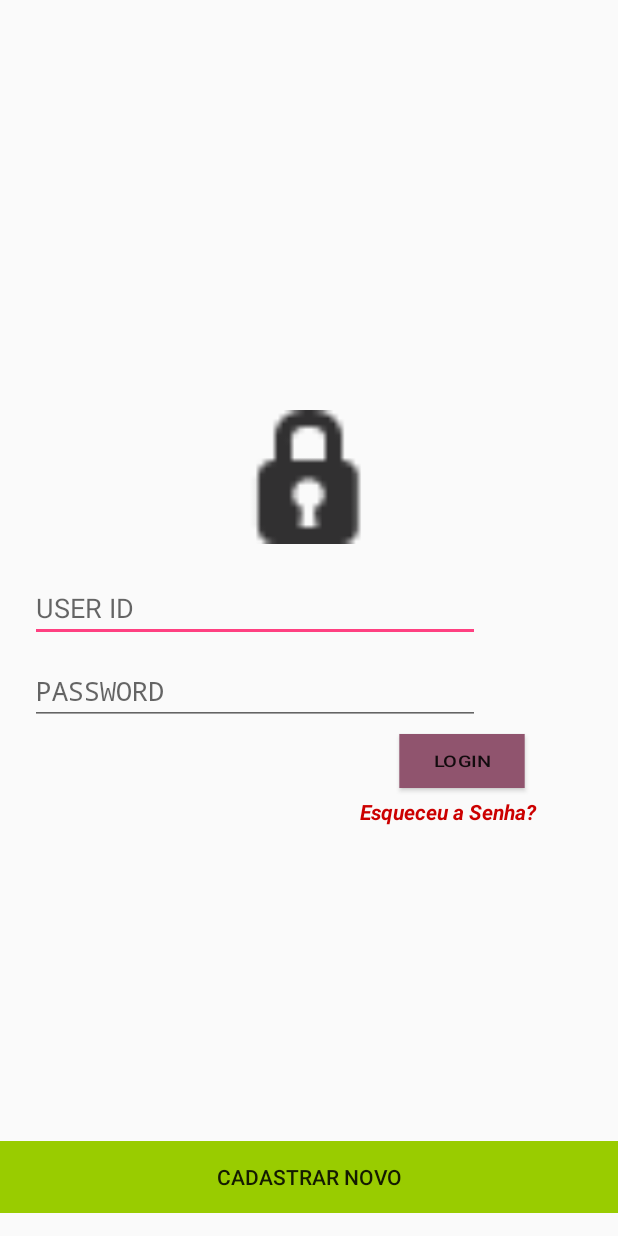
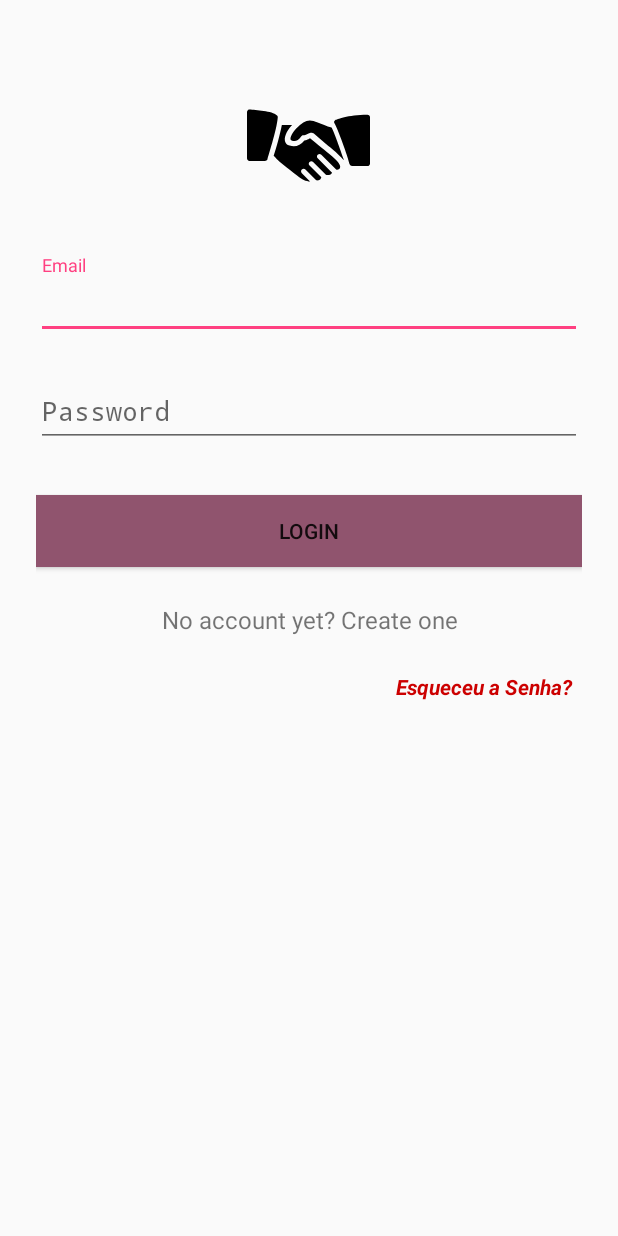
Before and after one commit to ThiagoCesarLopes/prestadorsv, an Android app: the screen it shows after launch (LoginActivity), after a tap on "LOGIN", on a phone screen of 412 x 824 dp. Run offline under Robolectric (Android 15) with nearby library versions, the phone set to English and light mode, and no system bars; 1 statement that could not run was skipped.

Commit message:
'alteraçã'

```diff
--- a/app/src/main/java/br/com/appanunciobairro/bairroanuncio/Adapter/ClienteAdapter.java
+++ b/app/src/main/java/br/com/appanunciobairro/bairroanuncio/Adapter/ClienteAdapter.java
@@ -44,12 +44,12 @@ public class ClienteAdapter extends BaseAdapter {
         if (convertView == null)
             vi = inflater.inflate(R.layout.row_dados, null);
         TextView nome = (TextView) vi.findViewById(R.id.nome);
-        TextView nascimento = (TextView) vi.findViewById(R.id.nascimento);
+        TextView sobrenome = (TextView) vi.findViewById(R.id.sobrenome);
         TextView tipo = (TextView) vi.findViewById(R.id.tipo);
         ClienteModel cliente = data.get(position);
         String tipoCliente = (cliente.getnIdTipo() == 1 ? "Ótimo" : (cliente.getnIdTipo()== 2 ? "Bom" : "Regular"));
         nome.setText(cliente.getNome());
-        nascimento.setText(cliente.getSobrenome());
+        sobrenome.setText(cliente.getSobrenome());
         tipo.setText(tipoCliente);
         return vi;
     }
--- a/app/src/main/java/br/com/appanunciobairro/bairroanuncio/ConnectionClass.java
+++ b/app/src/main/java/br/com/appanunciobairro/bairroanuncio/ConnectionClass.java
@@ -10,7 +10,7 @@ import java.sql.SQLException;
 
 public class ConnectionClass {
 
-    String ip = " 192.168.0.33:1433";
+    String ip = "localhost:1433";
     String classs = "net.sourceforge.jtds.jdbc.Driver";
     String db = "DB_PrestadorServico";
     String un = "sa";
--- a/app/src/main/java/br/com/appanunciobairro/bairroanuncio/DataBase/ClienteDataSource.java
+++ b/app/src/main/java/br/com/appanunciobairro/bairroanuncio/DataBase/ClienteDataSource.java
@@ -45,7 +45,7 @@ public class ClienteDataSource {
 
     private long Create(ClienteModel cliente) {
         try {
-            database.execSQL("INSERT INTO CLIENTE(sNmCliente,tDtNascimento,nIdTipo) VALUES ('" +
+            database.execSQL("INSERT INTO CLIENTE(Nome,Sobrenome,nIdTipo) VALUES ('" +
                     cliente.getNome() + "','" +
                     cliente.getSobrenome() + "', '" +
                     cliente.getnIdTipo() + "')");
@@ -56,8 +56,8 @@ public class ClienteDataSource {
 
     private long Update(ClienteModel cliente) {
         try {
-            database.execSQL("UPDATE cliente SET sNmCliente = '" +
-                    cliente.getNome() + "', tDtNascimento = '" +
+            database.execSQL("UPDATE cliente SET Nome = '" +
+                    cliente.getNome() + "', Sobrenome = '" +
                     cliente.getSobrenome() + "', nIdTipo = '" +
                     cliente.getnIdTipo() + " where Id = '" + cliente.getId() + "'");
         } catch (Exception ex) {
--- a/app/src/main/java/br/com/appanunciobairro/bairroanuncio/DataBase/DataBaseHelper.java
+++ b/app/src/main/java/br/com/appanunciobairro/bairroanuncio/DataBase/DataBaseHelper.java
@@ -11,9 +11,9 @@ public class DataBaseHelper extends SQLiteOpenHelper {
     public static String TABLE_CLIENTE = "cliente";
     private static String CREATE_CLIENTE = "create table cliente"
             + "(id integer primary key, "
-            + "sNmCliente text not null, "
-            + "tDtNascimento date not null, "
-            + "nidTipo int not null);";
+            + "Nome text not null, "
+            + "Sobrenome text not null, "
+            + "nIdTipo int not null);";
 
     public DataBaseHelper(Context context) {
         super(context, DATABASE_NAME, null, DATABASE_VERSION);
--- a/app/src/main/java/br/com/appanunciobairro/bairroanuncio/LoginActivity.java
+++ b/app/src/main/java/br/com/appanunciobairro/bairroanuncio/LoginActivity.java
@@ -19,7 +19,7 @@ import java.sql.Statement;
 public class LoginActivity extends Activity {
 
     ConnectionClass connectionClass;
-    EditText edtuserid,edtpass;
+    EditText edtEmail,edtpass;
     Button btnlogin;
     ProgressBar pbbar;
 
@@ -28,8 +28,9 @@ public class LoginActivity extends Activity {
     protected void onCreate(Bundle savedInstanceState){
         super.onCreate(savedInstanceState);
         setContentView(R.layout.login);
+
         connectionClass = new ConnectionClass();
-        edtuserid = (EditText) findViewById(R.id.et_username);
+        edtEmail = (EditText) findViewById(R.id.edtEmail);
         edtpass = (EditText) findViewById(R.id.et_password);
         btnlogin = (Button) findViewById(R.id.btn_Login);
         pbbar = (ProgressBar) findViewById(R.id.pbbar);
@@ -57,7 +58,7 @@ public class LoginActivity extends Activity {
     {
         String z = "";
         Boolean isSuccess = false;
-        String userid = edtuserid.getText().toString();
+        String edtEmail = edtEmail.getText().toString();
         String password = edtpass.getText().toString();
 
         Context context;
@@ -85,7 +86,7 @@ public class LoginActivity extends Activity {
 
         @Override
         protected String doInBackground(String... params) {
-            if(userid.trim().equals("")|| password.trim().equals(""))
+            if(edtEmail.trim().equals("")|| password.trim().equals(""))
                 z = "Please enter User Id and Password";
             else
             {
@@ -94,7 +95,7 @@ public class LoginActivity extends Activity {
                     if (con == null) {
                         z = "Error in connection with SQL server";
                     } else {
-                        String query = "select * from TB_USER where user_name='" + userid.toString() + "' and password='" + password.toString() + "'";
+                        String query = "select * from TB_USER where user_name='" + edtEmail.toString() + "' and password='" + password.toString() + "'";
                         Statement stmt = con.createStatement();
                         ResultSet rs = stmt.executeQuery(query);
                         Log.d(z, "Login efetuado com sucesso");
@@ -127,10 +128,10 @@ public class LoginActivity extends Activity {
     }
 
 
-
      public void onclickCadastrar (View v)
     {
+        startActivityForResult(new Intent(this,RegisterNew.class),1);
        // startActivityForResult(new Intent(this,RegisterNew.class),1);
-        setContentView(R.layout.new_user);
+      //  setContentView(R.layout.new_user);
     }
 }
--- a/app/src/main/java/br/com/appanunciobairro/bairroanuncio/MainActivity.java
+++ b/app/src/main/java/br/com/appanunciobairro/bairroanuncio/MainActivity.java
@@ -17,7 +17,7 @@ public class MainActivity extends AppCompatActivity {
     private static final String LOG_TAG = "EmailLauncherActivity";
 
   //  ConnectionClass connectionClass;
-    EditText edtuserid,edtpass;
+    EditText edtEmail,edtpass;
     Button btnlogin,btnSave;
     ProgressBar pbbar;
 
@@ -31,10 +31,9 @@ public class MainActivity extends AppCompatActivity {
         setContentView(R.layout.activity_main);
 
         //connectionClass = new ConnectionClass();
-        edtuserid = (EditText) findViewById(R.id.et_username);
+        edtEmail = (EditText) findViewById(R.id.edtEmail);
         edtpass = (EditText) findViewById(R.id.et_password);
-        btnlogin = (Button) findViewById(R.id.btn_Login);
-        btnSave = (Button) findViewById(R.id.btnSave);
+        btnSave = (Button) findViewById(R.id.btn_CadastroNovo);
         pbbar = (ProgressBar) findViewById(R.id.pbbar);
         //pbbar.setVisibility(View.GONE);
 
--- a/app/src/main/res/layout/login.xml
+++ b/app/src/main/res/layout/login.xml
@@ -1,17 +1,16 @@
 <?xml version="1.0" encoding="utf-8"?>
-<RelativeLayout xmlns:android="http://schemas.android.com/apk/res/android"
-    android:layout_width="match_parent"
-    android:layout_height="match_parent"
-    android:orientation="vertical">
+<ScrollView xmlns:android="http://schemas.android.com/apk/res/android"
+    android:layout_width="fill_parent"
+    android:layout_height="fill_parent"
+    android:fitsSystemWindows="true">
 
     <LinearLayout
-        android:id="@+id/linearLayout2"
+        android:orientation="vertical"
         android:layout_width="match_parent"
         android:layout_height="wrap_content"
-        android:layout_centerHorizontal="true"
-        android:layout_centerVertical="true"
-        android:orientation="vertical">
-
+        android:paddingTop="56dp"
+        android:paddingLeft="24dp"
+        android:paddingRight="24dp">
         <ProgressBar
             android:id="@+id/pbbar"
             android:layout_width="wrap_content"
@@ -20,53 +19,57 @@
             android:layout_gravity="center"
             android:layout_weight="50" />
 
-        <ImageView
-            android:layout_width="102dp"
-            android:layout_height="89dp"
-            android:layout_gravity="center"
-            android:src="@android:drawable/ic_secure" />
+        <ImageView android:src="@drawable/ic_servico"
+            android:layout_width="82dp"
+            android:layout_height="82dp"
+            android:layout_marginBottom="24dp"
+            android:layout_gravity="center_horizontal" />
 
-        <EditText
-            android:id="@+id/et_username"
-            android:layout_width="300dp"
-            android:layout_height="match_parent"
-            android:layout_marginLeft="20dp"
-            android:layout_marginRight="70dp"
-            android:layout_marginTop="20dp"
-            android:hint="USER ID"
-            android:inputType="textCapWords" />
+        <!-- Email Label -->
+        <android.support.design.widget.TextInputLayout
+            android:layout_width="match_parent"
+            android:layout_height="wrap_content"
+            android:layout_marginTop="8dp"
+            android:layout_marginBottom="8dp">
 
+            <EditText android:id="@+id/edtEmail"
+                android:layout_width="match_parent"
+                android:layout_height="wrap_content"
+                android:inputType="textEmailAddress"
+                android:hint="Email" />
+        </android.support.design.widget.TextInputLayout>
 
+        <!-- Password Label -->
+        <android.support.design.widget.TextInputLayout
+            android:layout_width="match_parent"
+            android:layout_height="wrap_content"
+            android:layout_marginTop="8dp"
+            android:layout_marginBottom="8dp">
+            <EditText android:id="@+id/et_password"
+                android:layout_width="match_parent"
+                android:layout_height="wrap_content"
+                android:inputType="textPassword"
+                android:hint="Password"/>
+        </android.support.design.widget.TextInputLayout>
 
-            <EditText
-                android:id="@+id/et_password"
-                android:layout_width="300dp"
-                android:layout_height="match_parent"
-                android:layout_marginLeft="20dp"
-                android:layout_marginTop="10dp"
-                android:hint="PASSWORD"
-                android:inputType="textPassword" />
-            <LinearLayout
-                android:layout_width="wrap_content"
-                android:layout_height="match_parent"
-                android:layout_gravity="right"
-                android:layout_marginRight="50dp"
-                >
-            <Button
-                android:id="@+id/btn_Login"
-                android:layout_width="wrap_content"
-                android:layout_height="wrap_content"
-                android:layout_above="@+id/linearLayout"
-                android:layout_centerHorizontal="true"
-                android:layout_gravity="center"
-                android:layout_marginRight="10dp"
-                android:layout_weight="40"
-                android:background="@color/colorPrimary"
-                android:onClick="btn_Login"
-                android:scaleX="0.95"
-                android:scaleY="0.75"
-                android:text="Login" />
-        </LinearLayout>
+        <android.support.v7.widget.AppCompatButton
+            android:id="@+id/btn_login"
+            android:layout_width="fill_parent"
+            android:layout_height="wrap_content"
+            android:layout_marginTop="24dp"
+            android:layout_marginBottom="24dp"
+            android:background="@color/colorPrimary"
+            android:padding="12dp"
+            android:text="Login"/>
+
+        <TextView android:id="@+id/btn_CadastroNovo"
+            android:layout_width="fill_parent"
+            android:layout_height="wrap_content"
+            android:layout_marginBottom="24dp"
+            android:text="No account yet? Create one"
+            android:gravity="center"
+            android:onClick="onclickCadastrar"
+            android:textSize="16dip"/>
 
         <TextView
             android:id="@+id/textView"
@@ -80,34 +83,7 @@
             android:textColor="@android:color/holo_red_dark"
             android:textSize="14sp"
             android:textStyle="bold|italic" />
-    </LinearLayout>
 
-    <LinearLayout
-        android:id="@+id/linearLayout"
-        android:layout_width="match_parent"
-        android:layout_height="wrap_content"
-        android:layout_alignParentBottom="true"
-        android:layout_alignParentLeft="true"
-        android:layout_alignParentStart="true"
-        android:layout_gravity="center"
-        android:foregroundGravity="bottom"
-        android:gravity="center"
-        android:orientation="horizontal"
-        android:paddingBottom="15dp">
-
-        <Button
-            android:id="@+id/btn_CadastroNovo"
-            android:layout_width="wrap_content"
-            android:layout_height="match_parent"
-            android:layout_above="@+id/linearLayout"
-            android:layout_centerHorizontal="true"
-            android:layout_gravity="center"
-            android:layout_weight="50"
-            android:background="@android:color/holo_green_light"
-            android:onClick="onclickCadastrar"
-            android:text="Cadastrar Novo" />
 
     </LinearLayout>
-
-
-</RelativeLayout>
+</ScrollView>
--- a/app/src/main/res/layout/row_dados.xml
+++ b/app/src/main/res/layout/row_dados.xml
@@ -23,13 +23,13 @@
         android:paddingLeft="7dp"/>
 
     <TextView
-        android:id="@+id/nascimento"
+        android:id="@+id/sobrenome"
         android:layout_width="fill_parent"
         android:layout_height="wrap_content"
         android:layout_below="@id/nome"
         android:textColor="#343434"
         android:textSize="12dip"
-        android:text="Nascimento"
+        android:text="Sobrenome"
         android:layout_marginTop="1dip"
         android:layout_toRightOf="@+id/thumbnail"
         android:paddingLeft="7dp"/>
@@ -37,7 +37,6 @@
         android:id="@+id/tipo"
         android:layout_width="fill_parent"
         android:layout_height="wrap_content"
-        android:layout_below="@id/nascimento"
         android:textColor="#343434"
         android:textSize="12dip"
         android:text="Tipo"
--- a/app/src/main/res/values/strings.xml
+++ b/app/src/main/res/values/strings.xml
@@ -17,12 +17,15 @@
 
     <string name="chooser">Send message using:</string>
     <string name="chooser_pic">Send picture using:</string>
+
+    <string name="hello">O que podemos ajudar?</string>
+
     <string name="buttontext_simpleemail_chooser">Send a message (Choose app to send) </string>
     <string name="buttontext_email">Send plaintext message (with supplied content)</string>
-    <string name="hello">O que podemos ajudar?</string>
     <string name="buttontext_simpleemail">Send plain text</string>
     <string name="buttontext_feedback">Sugestões ou Problema</string>
     <string name="buttontext_msg_pic">Send picture msg (with supplied content)</string>
+
     <string name="email_message">This is my message body.\n\nCheers,\nMe </string>
     <string name="email_subject">This is my subject</string>
     <string name="email_address">thiago2012cesar@gmail.com</string>
```
Also changed, not shown: app/src/main/java/br/com/appanunciobairro/bairroanuncio/RegisterNew.java (+34 -35 lines), app/src/main/res/layout/new_user.xml (+23 -10 lines), app/src/main/res/layout/servico_form.xml (+25 -7 lines).
